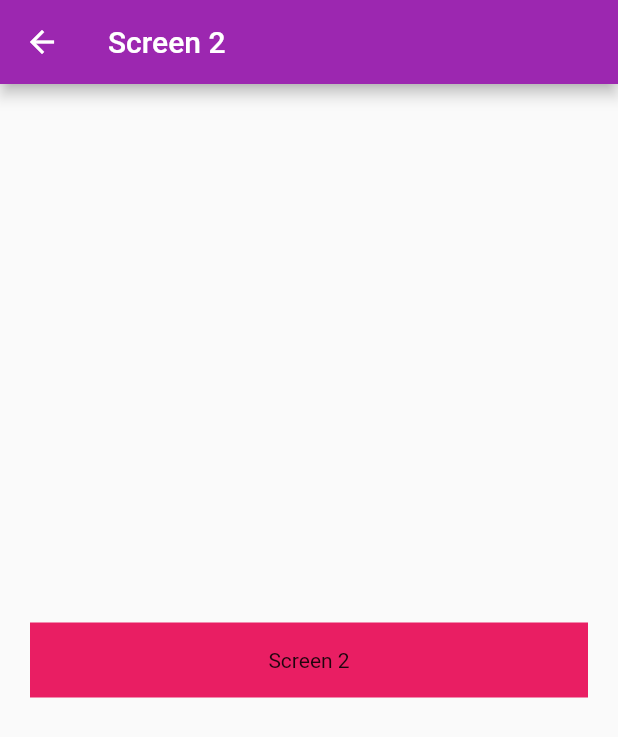
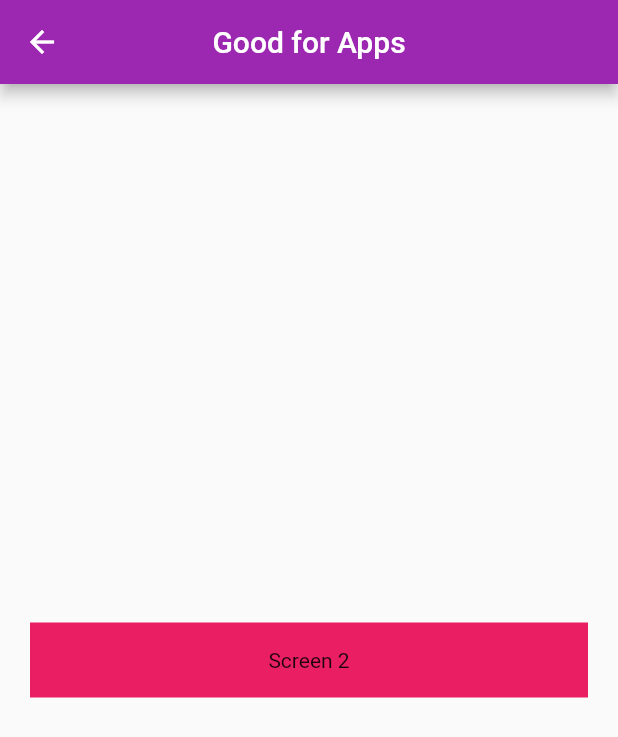
Before and after one commit to safaanwar1122/Navigation_Routing, a Flutter app: the screen it shows after launch, after a tap on "Screen 1", on a phone screen of 412 x 824 dp. Shown: the top 737 px of the screen. Run offline on Flutter 3.47's test engine with Material 2 defaults, Android fonts, the phone set to English and light mode, and no system bars.

Commit message:
its my 4th commit

```diff
--- a/lib/home_screen.dart
+++ b/lib/home_screen.dart
@@ -1,8 +1,11 @@
 import 'package:flutter/material.dart';
 import 'package:navigation_routing/screen_two.dart';
+import 'package:navigation_routing/utils_directory/routes_name.dart';
 
 class HomeScreen extends StatefulWidget {
-  const HomeScreen({Key? key}) : super(key: key);
+  //static const String id='Home_Screen';
+  //dynamic data;
+   HomeScreen({Key? key, }) : super(key: key);
 
   @override
   State<HomeScreen> createState() => _HomeScreenState();
@@ -14,6 +17,7 @@ class _HomeScreenState extends State<HomeScreen> {
     return Scaffold(
       appBar: AppBar(
         title: Text('Subscribe'),
+        centerTitle: true,
       ),
       body: Padding(
         padding: const EdgeInsets.symmetric(horizontal: 20.0),
@@ -22,9 +26,21 @@ class _HomeScreenState extends State<HomeScreen> {
           crossAxisAlignment: CrossAxisAlignment.center,
           children: [
             InkWell(
-              onTap: (){
-                Navigator.push(context, MaterialPageRoute(builder: (context)=>ScreenTwo()));
+              onTap: () {
+                Navigator.pushNamed(context, RouteName.screenTwo,
+                arguments:
+                {// passing data in hashmaps in form of key value pairs
+                  'Node': 'Js module',
+                  'flutter':'Good for Apps'
+                });
 
+                // Navigator.push(
+                //     context,
+                //     MaterialPageRoute(
+                //         builder: (context) => ScreenTwo(
+                //               name: 'Safa Anwar',
+                //           num: 22,
+                //             )));
               },
               child: Container(
                 height: 50,
--- a/lib/main.dart
+++ b/lib/main.dart
@@ -1,5 +1,9 @@
 import 'package:flutter/material.dart';
 import 'package:navigation_routing/home_screen.dart';
+import 'package:navigation_routing/screen_three.dart';
+import 'package:navigation_routing/screen_two.dart';
+import 'package:navigation_routing/utils_directory/routes.dart';
+import 'package:navigation_routing/utils_directory/routes_name.dart';
 
 void main() {
   runApp(const MyApp());
@@ -14,10 +18,18 @@ class MyApp extends StatelessWidget {
     return MaterialApp(
       title: 'Flutter Demo',
       theme: ThemeData(
-
         primarySwatch: Colors.purple,
       ),
-      home: const HomeScreen(),
+      initialRoute: RouteName.homeScreen,
+      onGenerateRoute: Routes.generateRoute,
+      //home: const HomeScreen(), // home is used for conventional method
+      // initialRoute: HomeScreen.id, // 1st screen of routes
+      // routes: //mention list of all routes
+      //     {
+      //   HomeScreen.id: (context) => HomeScreen(),
+      //   ScreenTwo.id: (context) => ScreenTwo(),
+      //   ScreenThree.id: (context) => ScreenThree(),
+      // },
     );
   }
 }
--- a/lib/screen_two.dart
+++ b/lib/screen_two.dart
@@ -1,7 +1,16 @@
 import 'package:flutter/material.dart';
 import 'package:navigation_routing/screen_three.dart';
+import 'package:navigation_routing/utils_directory/routes_name.dart';
+
 class ScreenTwo extends StatefulWidget {
-  const ScreenTwo({Key? key}) : super(key: key);
+  // final String name;
+  // final int num;
+
+ // static const String id='Screen_two';
+dynamic data;
+
+   ScreenTwo({Key? key, required this.data })
+      : super(key: key);
 
   @override
   State<ScreenTwo> createState() => _ScreenTwoState();
@@ -10,9 +19,11 @@ class ScreenTwo extends StatefulWidget {
 class _ScreenTwoState extends State<ScreenTwo> {
   @override
   Widget build(BuildContext context) {
+    //final arguments=ModalRoute.of(context)!.settings.arguments as Map;
     return Scaffold(
       appBar: AppBar(
-        title: Text('Screen 2'),
+        title: Text(widget.data['flutter']),
+        centerTitle: true,
       ),
       body: Padding(
         padding: const EdgeInsets.symmetric(horizontal: 20.0),
@@ -21,9 +32,8 @@ class _ScreenTwoState extends State<ScreenTwo> {
           crossAxisAlignment: CrossAxisAlignment.center,
           children: [
             InkWell(
-              onTap: (){
-                Navigator.push(context, MaterialPageRoute(builder: (context)=>ScreenThree()));
-
+              onTap: () {
+               Navigator.pushNamed(context, RouteName.screenThree);
               },
               child: Container(
                 height: 50,
--- /dev/null
+++ b/lib/utils_directory/routes.dart
@@ -0,0 +1,31 @@
+
+
+import 'package:flutter/cupertino.dart';
+import 'package:flutter/material.dart';
+import 'package:navigation_routing/home_screen.dart';
+import 'package:navigation_routing/screen_three.dart';
+import 'package:navigation_routing/screen_two.dart';
+import 'package:navigation_routing/utils_directory/routes_name.dart';
+
+class Routes {
+  //create method and pass arguments to it to move to relevent screen
+  // using switch statement here
+  static Route<dynamic> generateRoute(RouteSettings settings) {
+    switch (settings.name) {
+      case RouteName.homeScreen:
+        return MaterialPageRoute(builder: (context) =>  HomeScreen());
+      case RouteName.screenTwo:
+        return MaterialPageRoute(builder: (context) =>  ScreenTwo(data: settings.arguments as Map,));
+      case RouteName.screenThree:
+        return MaterialPageRoute(builder: (context) => const ScreenThree());
+      default:
+        return MaterialPageRoute(builder: (context) {
+          return const Scaffold(
+            body: Center(
+              child: Text('No route defined'),
+            ),
+          );
+        });
+    }
+  }
+}
--- /dev/null
+++ b/lib/utils_directory/routes_name.dart
@@ -0,0 +1,10 @@
+
+
+class RouteName{
+// assign unique routes names
+static const String homeScreen ='home_screen';
+static const String screenTwo ='screen_two';
+static const String screenThree ='screen_three';
+
+
+}
```
Also changed, not shown: lib/screen_three.dart (+8 -2 lines).
